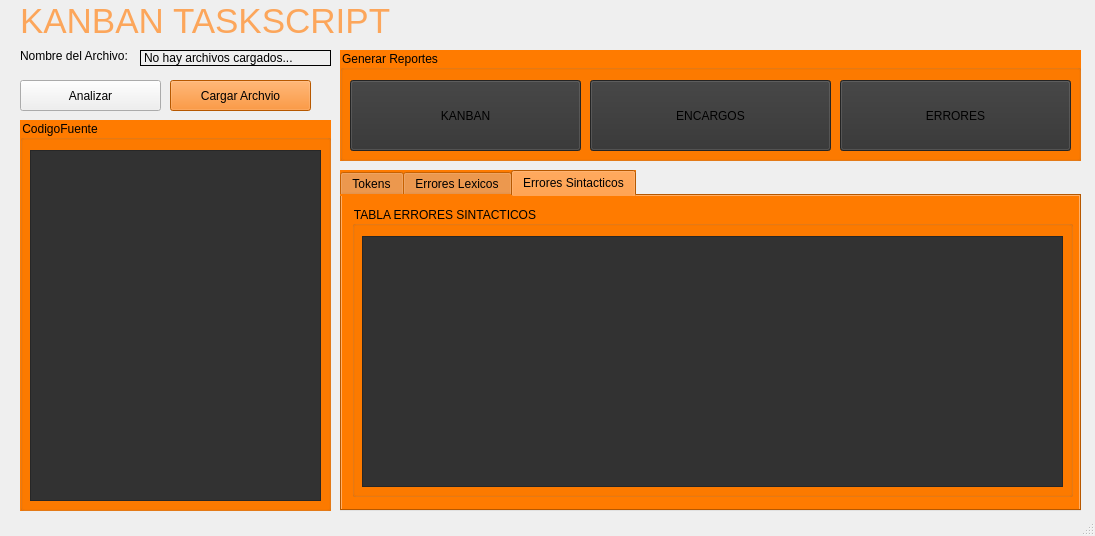
Old version of the form TaskScript/mainwindow.ui in the repository MiguelAlvarez-202406012/LFP_1S2026_202406012.
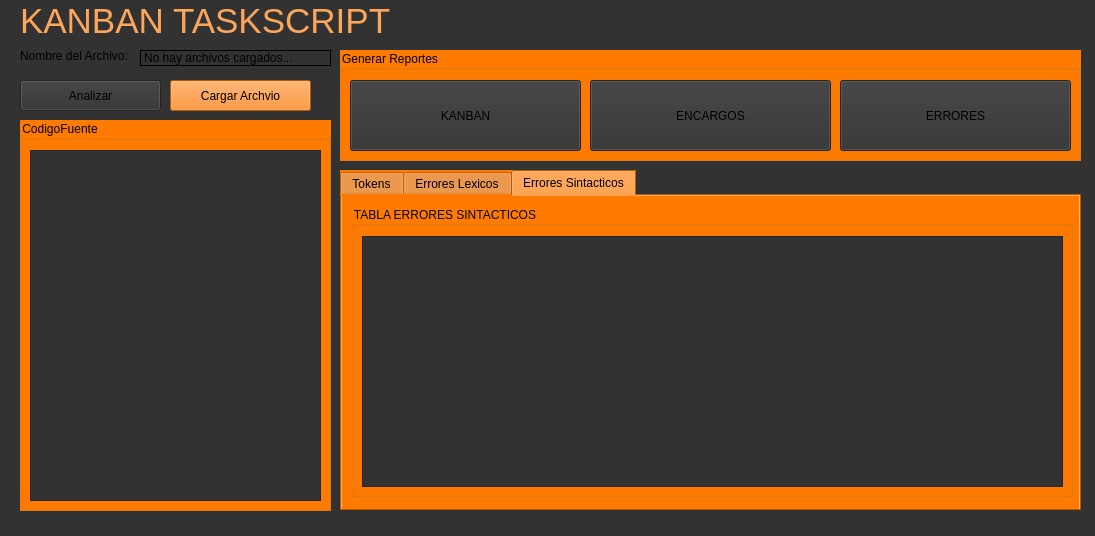
New version of the form. Icons and pictures are not drawn.

Diff of the .ui file:
```diff
--- a/TaskScript/mainwindow.ui
+++ b/TaskScript/mainwindow.ui
@@ -13,6 +13,9 @@
   <property name="windowTitle">
    <string>MainWindow</string>
   </property>
+  <property name="styleSheet">
+   <string notr="true">background-color: rgb(50, 50, 50);</string>
+  </property>
   <widget class="QWidget" name="centralwidget">
    <widget class="QPushButton" name="btn_load">
     <property name="geometry">
```
